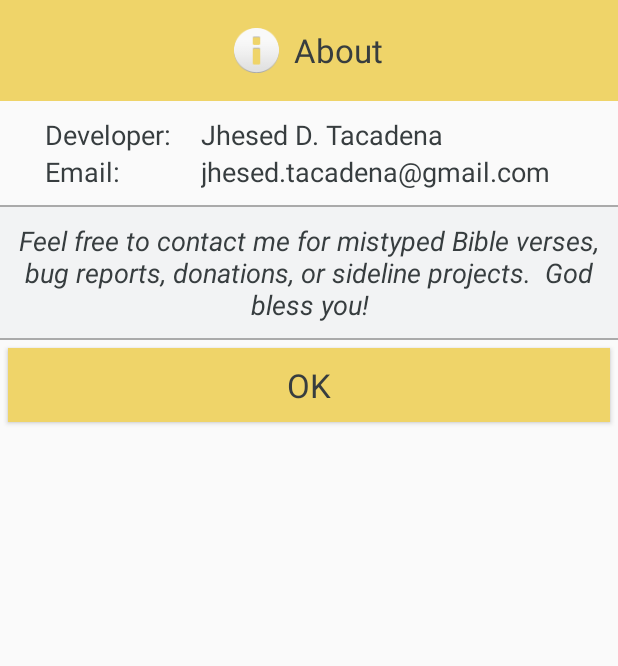
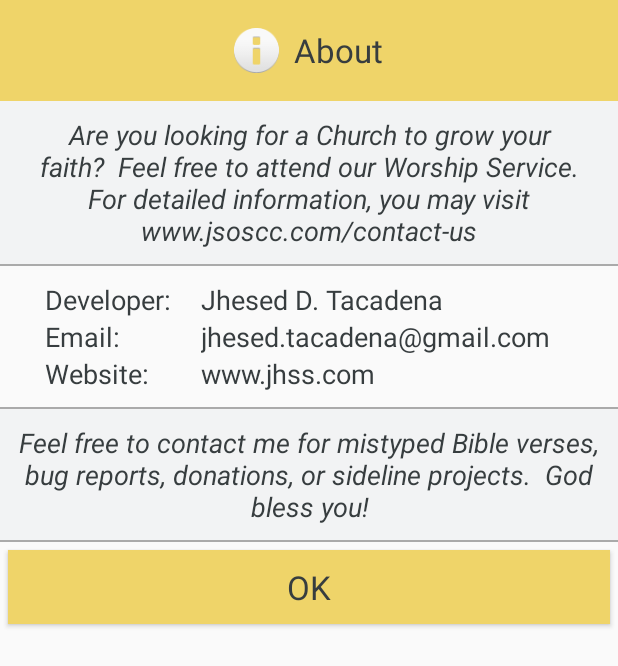
Before and after one commit to jhesed/Random-Bible-Verse-Generator, an Android app: the layout dialog_menu_about.xml on its own in the app's theme, with its tools: preview values and no code run, on a phone screen of 412 x 824 dp. Shown: the top 666 px of the screen. Run offline under Robolectric (Android 15) with nearby library versions, the phone set to English and light mode, and no system bars.

Commit message:
Added working version of credentials, with details on JSOSCC church

```diff
--- a/app/src/main/java/jsos/randomverse/MainActivity.java
+++ b/app/src/main/java/jsos/randomverse/MainActivity.java
@@ -46,7 +46,6 @@ public class MainActivity extends AppCompatActivity {
 
             @Override
             public void onClick(View view) {
-                Log.d(TAG, "Clicked Random Button");
 
                 // Get ids
                 titleHeader = (TextView) findViewById(R.id.titleHeader);
@@ -57,7 +56,8 @@ public class MainActivity extends AppCompatActivity {
 
                 // Generate random number
                 // ---------- Try arraylist ------------
-                int max = BibleV1.versesQuery.size();
+//                int max = BibleV1.versesQuery.size();
+                int max = BibleV1.VERSE_COUNT;
                 Random rand = new Random();
                 int index = rand.nextInt(max);
                 Log.d(TAG, "random number initial: " + index);
@@ -109,9 +109,20 @@ public class MainActivity extends AppCompatActivity {
 
         // Inflate and set the layout for the dialog
         // Pass null as the parent view because its going in the dialog layout
-        builder.setView(inflater.inflate(R.layout.dialog_menu_about, null));
+        View layout = inflater.inflate(R.layout.dialog_menu_about, null);
+        builder.setView(layout);
+        //        builder.setNegativeButton("OK", null);
+        final AlertDialog dialog = builder.create();
 
-        AlertDialog dialog = builder.create();
+        // close dialog box on click
+        Button okButton = (Button)layout.findViewById(R.id.dialogOk);
+        okButton.setOnClickListener(new View.OnClickListener() {
+            @Override
+            public void onClick(View view) {
+                dialog.dismiss();
+            }
+        });
+
         dialog.show();
     }
 
--- a/app/src/main/java/jsos/randomverse/bible/BibleV1.java
+++ b/app/src/main/java/jsos/randomverse/bible/BibleV1.java
@@ -10,6 +10,7 @@ import java.util.List;
  */
 public class BibleV1 {
     public static ArrayList<List> versesQuery = new ArrayList<List>();
+    public static final int VERSE_COUNT = 99;  // hardcoded for optimization. Fix this everytime
 
     public static ArrayList<List> generateQuery() {
         // JSON
--- a/app/src/main/res/layout/dialog_menu_about.xml
+++ b/app/src/main/res/layout/dialog_menu_about.xml
@@ -4,7 +4,6 @@
     android:layout_width="match_parent"
     android:layout_height="wrap_content"
     android:gravity="center_vertical|fill_vertical">
-
 
     <!-- DIALOG BOX TITLE -->
     <LinearLayout
@@ -41,6 +40,33 @@
             android:textColor="@color/colorPrimary" />
 
     </LinearLayout>
+
+    <!-- CHURCH INVITATION -->
+    <LinearLayout
+        android:orientation="horizontal"
+        android:layout_width="match_parent"
+        android:layout_height="wrap_content"
+        android:background="@color/colorText"
+        android:weightSum="1"
+        android:padding="10dp">
+
+        <TextView
+            android:layout_width="wrap_content"
+            android:layout_height="wrap_content"
+            android:textAppearance="?android:attr/textAppearanceMedium"
+            android:text="Are you looking for a Church to grow your faith?  Feel free to attend our Worship Service.  For detailed information, you may visit www.jsoscc.com/contact-us"
+            android:textColor="@color/colorPrimary"
+            android:layout_gravity="center"
+            android:gravity="center"
+            android:textStyle="italic" />
+
+    </LinearLayout>
+
+    <!--DIVIDER-->
+    <View
+        android:layout_width="match_parent"
+        android:layout_height="1dp"
+        android:background="@android:color/darker_gray"/>
 
     <!-- INFO -->
 
@@ -79,6 +105,12 @@
                     android:textAppearance="?android:attr/textAppearanceMedium"
                     android:text="Email:"
                     android:textColor="@color/colorAccent"/>
+                <TextView
+                    android:layout_width="wrap_content"
+                    android:layout_height="wrap_content"
+                    android:textAppearance="?android:attr/textAppearanceMedium"
+                    android:text="Website:"
+                    android:textColor="@color/colorAccent"/>
 
             </LinearLayout>
 
@@ -109,6 +141,12 @@
                         android:textAppearance="?android:attr/textAppearanceMedium"
                         android:text="jhesed.tacadena@gmail.com"
                         android:textColor="@color/colorAccent"/>
+                    <TextView
+                        android:layout_width="wrap_content"
+                        android:layout_height="wrap_content"
+                        android:textAppearance="?android:attr/textAppearanceMedium"
+                        android:text="www.jhss.com"
+                        android:textColor="@color/colorAccent"/>
 
                 </LinearLayout>
             </LinearLayout>
@@ -125,7 +163,7 @@
         android:background="@android:color/darker_gray"/>
 
 
-    <!-- OPERATOR NOTES -->
+    <!-- DONATION NOTES -->
     <LinearLayout
         android:orientation="horizontal"
         android:layout_width="match_parent"
--- a/app/src/main/res/menu/menu_main.xml
+++ b/app/src/main/res/menu/menu_main.xml
@@ -2,11 +2,10 @@
 <menu xmlns:android="http://schemas.android.com/apk/res/android"
 xmlns:app="http://schemas.android.com/apk/res-auto">
 
-    <!--android:icon="@android:drawable/"-->
-
     <item
         android:id="@+id/menu_about"
         android:title="@string/about"
+        android:icon="@android:drawable/ic_menu_info_details"
         app:showAsAction="always"/>
 
 </menu>
```
